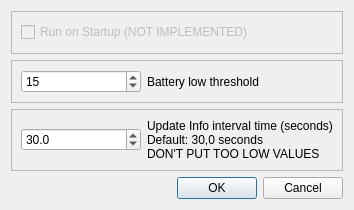
Old version of the form src/UI/settingswindow.ui in the repository LeoKlaus/HeadsetControl-GUI.
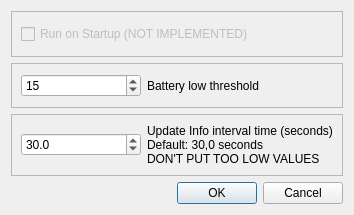
New version of the form. Icons and pictures are not drawn.

```diff
--- a/src/UI/settingswindow.ui
+++ b/src/UI/settingswindow.ui
@@ -7,7 +7,7 @@
     <x>0</x>
     <y>0</y>
     <width>349</width>
-    <height>210</height>
+    <height>215</height>
    </rect>
   </property>
   <property name="sizePolicy">
```
Left out of the diff: 8 changed lines with no effect on the pictures.
